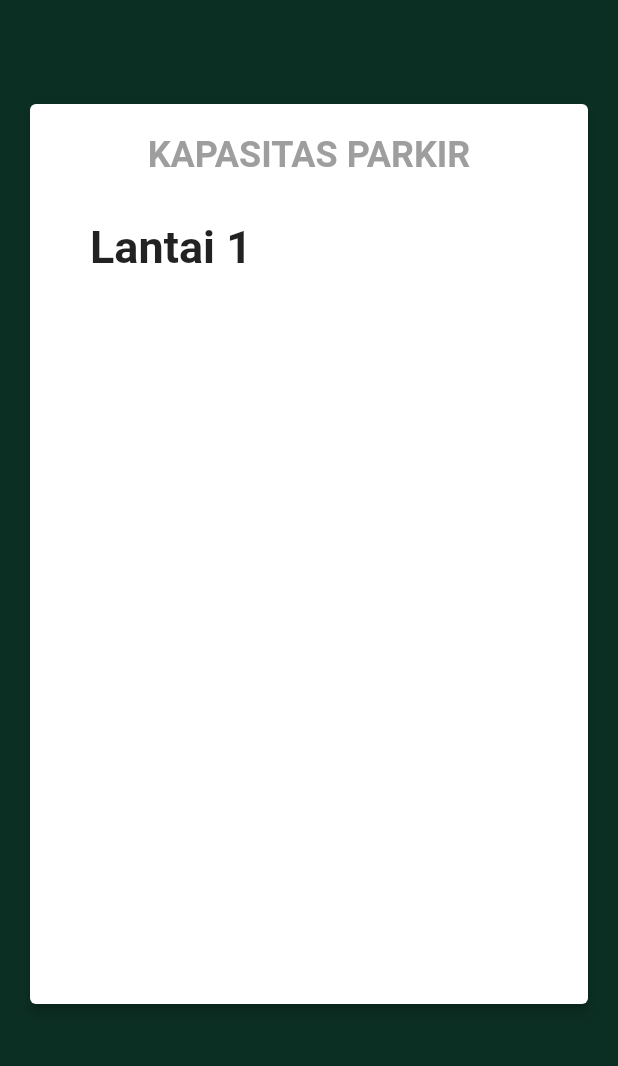
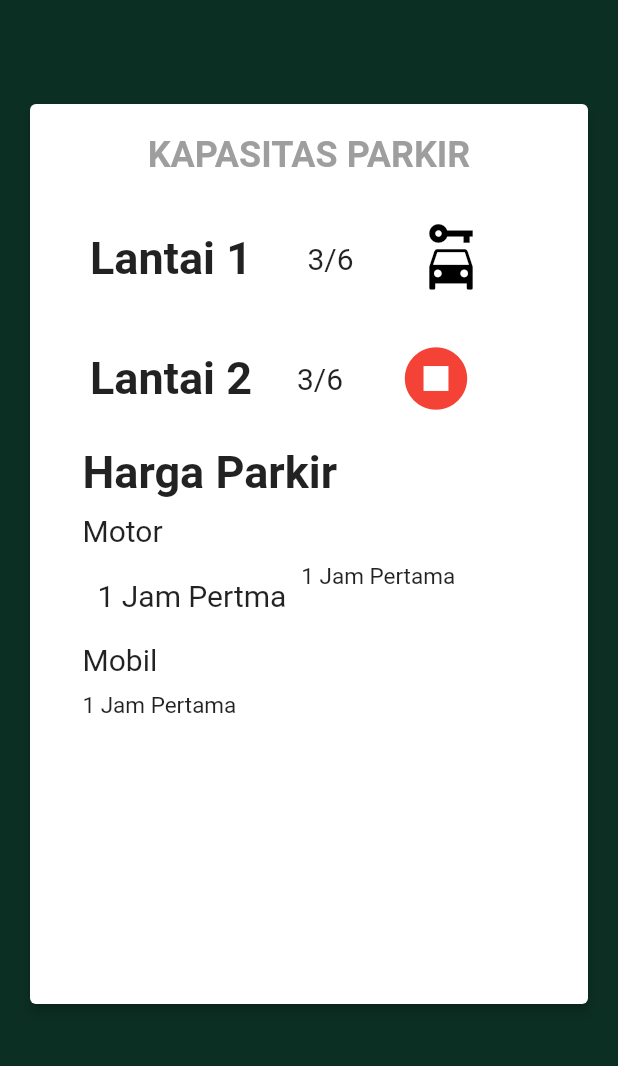
Before and after one commit to fach3f/Parkol-ParkirOnline, a Flutter app: the Kapasitas screen opened directly, on a phone screen of 412 x 824 dp, the part 163-1229 px from its top. Run offline on Flutter 3.47's test engine with Material 2 defaults, Android fonts, the phone set to English and light mode, and no system bars; our stand-ins replace google_fonts, loading_animation_widget; Roboto replaces fonts that are missing (Goldman).

Commit message:
Update Kapasitas

```diff
--- a/lib/kapasitas.dart
+++ b/lib/kapasitas.dart
@@ -83,8 +83,120 @@ class _KapasitasState extends State<Kapasitas> {
                           ),
                         ),
                       ),
+                      Padding(padding: EdgeInsets.only(left:37)),
+                       Text(
+                      "3/6",
+                      style: GoogleFonts.goldman(
+                        fontSize: 20,
+                        // Ganti gaya teks sesuai kebutuhan
+                      ),
+                    ),
+                    Padding(
+                      padding: EdgeInsets.only(left: 40),
+                      child: Icon(Icons.car_rental,
+                      size: 50,
+                      color: Colors.black,)
+                    )
                     ],
                   ),
+                  SizedBox(height: 30),
+                Row(
+                  mainAxisAlignment: MainAxisAlignment.start,
+                  children: [
+                    Padding(padding: EdgeInsets.all(10)),
+                    Text(
+                      "Lantai 2",
+                      textAlign: TextAlign.start,
+                      style: GoogleFonts.goldman(
+                        textStyle: TextStyle(
+                          fontWeight: FontWeight.bold,
+                          fontSize: 30,
+                        ),
+                      ),
+                    ),
+                    Padding(padding: EdgeInsets.all(15)),
+                    Text(
+                      "3/6",
+                      style: GoogleFonts.goldman(
+                        fontSize: 20,
+                      ),
+                    ),
+                    Padding(padding: EdgeInsets.only(left: 37),
+                    child: Icon(Icons.stop_circle,size: 50,color: Colors.red,),
+                    ),
+                  ],
+                ),
+                SizedBox(height: 20,),
+                Row(
+                  mainAxisAlignment: MainAxisAlignment.start,
+                  children: [
+                    Padding(padding: EdgeInsets.only(left: 15, top: 120)),
+                    Column(
+                      crossAxisAlignment: CrossAxisAlignment.start,
+                      children: [
+                        Text(
+                          "Harga Parkir",
+                          textAlign: TextAlign.start,
+                          style: GoogleFonts.goldman(
+                            textStyle: TextStyle(
+                              fontWeight: FontWeight.bold,
+                              fontSize: 30,
+                            ),
+                          ),
+                        ),
+                        SizedBox(height: 10,),
+                        Text(
+                          "Motor", // Ganti dengan teks yang ingin Anda tambahkan di bawah
+                          style: TextStyle(
+                            fontSize: 20,
+                            // Ganti gaya teks sesuai kebutuhan
+                          ),
+                        ),
+                        SizedBox(height: 10,),
+                        Row(
+                          crossAxisAlignment: CrossAxisAlignment.start,
+                          children: [
+                            Container(
+                              padding:EdgeInsets.all(10),
+                              child: Text(
+                                "1 Jam Pertma", // Ganti dengan teks yang ingin Anda tambahkan di bawah
+                                style: TextStyle(
+                                  fontSize: 20,
+                                  // Ganti gaya teks sesuai kebutuhan
+                                ),
+                                textAlign: TextAlign.start,
+                              ),
+                            ),
+                            SizedBox(height: 10), // Memberikan jarak antara dua teks
+                            Text(
+                              "1 Jam Pertama", // Ganti dengan teks yang ingin Anda tambahkan di sebelahnya
+                              style: TextStyle(
+                                fontSize: 15,
+                                // Ganti gaya teks sesuai kebutuhan
+                              ),
+                            ),
+                          ],
+                        ),
+                        SizedBox(height: 10,),
+                        Text(
+                          "Mobil", // Ganti dengan teks yang ingin Anda tambahkan di bawah
+                          style: TextStyle(
+                            fontSize: 20,
+                            // Ganti gaya teks sesuai kebutuhan
+                          ),
+                        ),
+                        SizedBox(height: 10),
+                        Text(
+                          "1 Jam Pertama", // Ganti dengan teks yang ingin Anda tambahkan di bawah
+                          style: TextStyle(
+                            fontSize: 15,
+                          ),
+                        ),
+                      ],
+                    ),
+                  ],
+                )
+
                 ],
               ),
             ),
```
